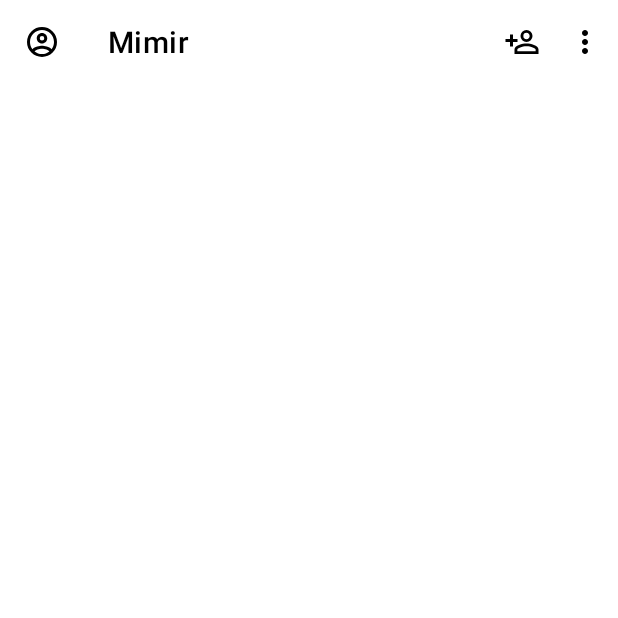
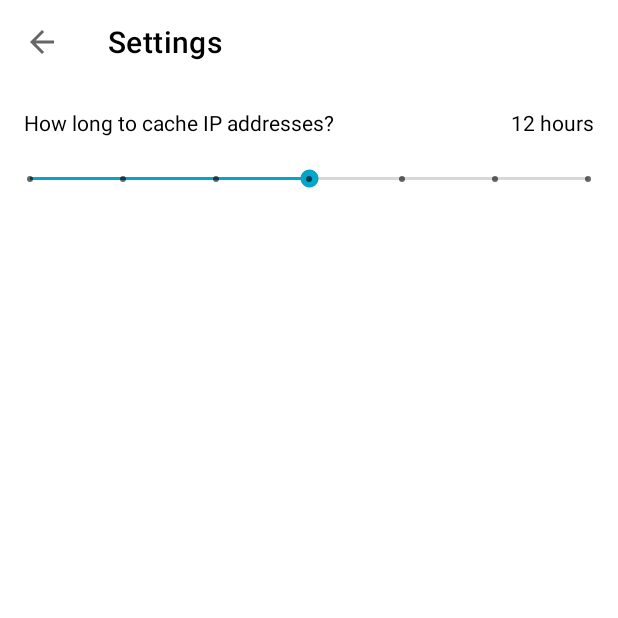
Before and after one commit to Revertron/Mimir, an Android app: the screen it shows after launch (MainActivity before the commit, SettingsActivity after it), in the options menu, after a tap on "Settings", on a phone screen of 412 x 824 dp, the top half of it. Run offline under Robolectric (Android 15) with nearby library versions, the phone set to English and light mode, and no system bars; libraries missing offline, so code that uses them is left out: io.getstream.avatarview, org.bouncycastle.crypto, org.bouncycastle.util.

```diff
--- a/apps/Android/app/build.gradle
+++ b/apps/Android/app/build.gradle
@@ -11,8 +11,8 @@ android {
         applicationId "com.revertron.mimir"
         minSdk 21
         targetSdk 31
-        versionCode 2
-        versionName "1.1"
+        versionCode 3
+        versionName "1.2"
 
         testInstrumentationRunner "androidx.test.runner.AndroidJUnitRunner"
     }
--- a/apps/Android/app/src/main/AndroidManifest.xml
+++ b/apps/Android/app/src/main/AndroidManifest.xml
@@ -35,6 +35,10 @@
             <meta-data android:name="android.support.PARENT_ACTIVITY" android:value=".MainActivity" />
         </activity>
 
+        <activity android:name=".SettingsActivity" android:exported="false" android:parentActivityName=".MainActivity">
+            <meta-data android:name="android.support.PARENT_ACTIVITY" android:value=".MainActivity" />
+        </activity>
+
         <activity android:name=".UriHandlerActivity" android:exported="true" android:parentActivityName=".MainActivity">
             <intent-filter>
                 <action android:name="android.intent.action.VIEW" />
--- a/apps/Android/app/src/main/java/com/revertron/mimir/ChatActivity.kt
+++ b/apps/Android/app/src/main/java/com/revertron/mimir/ChatActivity.kt
@@ -37,7 +37,7 @@ class ChatActivity : BaseActivity(), Toolbar.OnMenuItemClickListener, StorageLis
         val pubkey = intent.getStringExtra("pubkey").apply { if (this == null) finish() }!!
         val name = intent.getStringExtra("name").apply { if (this == null) finish() }!!
         val id = getStorage().getContactId(pubkey)
-        contact = Contact(id, pubkey, name, "", 0)
+        contact = Contact(id, pubkey, name, "", 0L, 0)
 
         supportActionBar?.title = contact.name
         supportActionBar?.setDisplayHomeAsUpEnabled(true)
--- a/apps/Android/app/src/main/java/com/revertron/mimir/MainActivity.kt
+++ b/apps/Android/app/src/main/java/com/revertron/mimir/MainActivity.kt
@@ -11,6 +11,7 @@ import androidx.appcompat.view.ContextThemeWrapper
 import androidx.appcompat.widget.*
 import androidx.recyclerview.widget.LinearLayoutManager
 import androidx.recyclerview.widget.RecyclerView
+import com.revertron.mimir.net.CONNECTION_PORT
 import com.revertron.mimir.storage.StorageListener
 import com.revertron.mimir.ui.Contact
 import com.revertron.mimir.ui.ContactsAdapter
@@ -67,6 +68,10 @@ class MainActivity : BaseActivity(), View.OnClickListener, View.OnLongClickListe
                 val intent = Intent(this, AccountsActivity::class.java)
                 startActivity(intent)
             }
+            R.id.action_settings -> {
+                val intent = Intent(this, SettingsActivity::class.java)
+                startActivity(intent)
+            }
             else -> {
                 Toast.makeText(this, getString(R.string.not_yet_implemented), Toast.LENGTH_SHORT).show()
             }
@@ -85,11 +90,6 @@ class MainActivity : BaseActivity(), View.OnClickListener, View.OnLongClickListe
         if (view.tag != null) {
             val contact = view.tag as Contact
             Log.i(TAG, "Clicked on ${view.tag}")
-            val ips = getStorage().getContactIps(contact.pubkey)
-            if (ips.isEmpty()) {
-                showAddAddressDialog(contact)
-                return
-            }
             val intent = Intent(this, ChatActivity::class.java)
             intent.putExtra("pubkey", contact.pubkey)
             intent.putExtra("name", contact.name)
@@ -156,7 +156,9 @@ class MainActivity : BaseActivity(), View.OnClickListener, View.OnLongClickListe
         builder.setPositiveButton(getString(R.string.contact_add)) { _, _ ->
             val address = address.text.toString()
             val pubkey = pubkey.text.toString() //TODO validate input
-            (application as App).storage.saveIp(pubkey, address, 0)
+            // We add this kind of IPs for 10 days
+            val expiration = getUtcTime() + 86400 * 10
+            (application as App).storage.saveIp(pubkey, address, CONNECTION_PORT, 0, 0, expiration)
         }
         builder.setNegativeButton(getString(R.string.cancel)) { dialog, _ ->
             dialog.cancel()
--- /dev/null
+++ b/apps/Android/app/src/main/java/com/revertron/mimir/SettingsActivity.kt
@@ -0,0 +1,71 @@
+package com.revertron.mimir
+
+import android.content.SharedPreferences
+import android.os.Bundle
+import android.view.View
+import android.widget.SeekBar
+import android.widget.SeekBar.OnSeekBarChangeListener
+import androidx.appcompat.widget.AppCompatTextView
+import androidx.appcompat.widget.Toolbar
+import androidx.preference.PreferenceManager
+
+const val IP_CACHE_TTL = "ip_cache_ttl"
+const val IP_CACHE_PROGRESS = "ip_cache_progress"
+const val IP_CACHE_DEFAULT_TTL = 43200
+
+class SettingsActivity : BaseActivity() {
+
+    private lateinit var preferences: SharedPreferences
+
+    override fun onCreate(savedInstanceState: Bundle?) {
+        super.onCreate(savedInstanceState)
+        setContentView(R.layout.activity_settings)
+
+        val toolbar = findViewById<View>(R.id.toolbar) as Toolbar
+        setSupportActionBar(toolbar)
+        supportActionBar?.setDisplayHomeAsUpEnabled(true)
+
+        preferences = PreferenceManager.getDefaultSharedPreferences(this.baseContext)
+
+        val cacheSelectedText = findViewById<AppCompatTextView>(R.id.ip_cache_selected_text)
+
+        val progress = preferences.getInt(IP_CACHE_PROGRESS, 3)
+        val data = getSeekBarData(progress)
+        cacheSelectedText.text = data.second
+
+        val seekBar = findViewById<SeekBar>(R.id.ip_cache_seekbar)
+        seekBar.progress = progress
+        seekBar.setOnSeekBarChangeListener(object : OnSeekBarChangeListener {
+            override fun onProgressChanged(seekBar: SeekBar?, progress: Int, fromUser: Boolean) {
+                val data = getSeekBarData(progress)
+                cacheSelectedText.text = data.second
+                preferences.edit().apply {
+                    putInt(IP_CACHE_TTL, data.first)
+                    putInt(IP_CACHE_PROGRESS, progress)
+                    commit()
+                }
+            }
+
+            override fun onStartTrackingTouch(seekBar: SeekBar?) {
+                //
+            }
+
+            override fun onStopTrackingTouch(seekBar: SeekBar?) {
+                //
+            }
+
+        })
+    }
+
+    fun getSeekBarData(progress: Int): Pair<Int, String> {
+        return when (progress) {
+            0 -> 3600 to getString(R.string.one_hour)
+            1 -> 10800 to getString(R.string.three_hours)
+            2 -> 21600 to getString(R.string.six_hours)
+            3 -> 43200 to getString(R.string.twelve_hours)
+            4 -> 86400 to getString(R.string.one_day)
+            5 -> 259200 to getString(R.string.three_days)
+            else -> 1296000 to getString(R.string.fifteen_days)
+        }
+    }
+}
--- a/apps/Android/app/src/main/java/com/revertron/mimir/ui/Contact.kt
+++ b/apps/Android/app/src/main/java/com/revertron/mimir/ui/Contact.kt
@@ -1,3 +1,3 @@
 package com.revertron.mimir.ui
 
-data class Contact(val id: Long, val pubkey: String, val name: String, var lastMessage: String, var unread: Int)
+data class Contact(val id: Long, val pubkey: String, val name: String, var lastMessage: String, var lastMessageTime: Long, var unread: Int)
--- a/apps/Android/app/src/main/res/drawable/ic_message_delivered.xml
+++ b/apps/Android/app/src/main/res/drawable/ic_message_delivered.xml
@@ -4,5 +4,5 @@
     android:width="24dp"
     android:viewportWidth="24"
     android:viewportHeight="24">
-    <path android:fillColor="?attr/iconColor" android:pathData="M12 2C6.5 2 2 6.5 2 12S6.5 22 12 22 22 17.5 22 12 17.5 2 12 2M12 20C7.59 20 4 16.41 4 12S7.59 4 12 4 20 7.59 20 12 16.41 20 12 20M16.59 7.58L10 14.17L7.41 11.59L6 13L10 17L18 9L16.59 7.58Z" />
+    <path android:fillColor="?attr/iconColor" android:pathData="M20,12A8,8 0 0,1 12,20A8,8 0 0,1 4,12A8,8 0 0,1 12,4C12.76,4 13.5,4.11 14.2,4.31L15.77,2.74C14.61,2.26 13.34,2 12,2A10,10 0 0,0 2,12A10,10 0 0,0 12,22A10,10 0 0,0 22,12M7.91,10.08L6.5,11.5L11,16L21,6L19.59,4.58L11,13.17L7.91,10.08Z" />
 </vector>
--- /dev/null
+++ b/apps/Android/app/src/main/res/layout/activity_settings.xml
@@ -0,0 +1,58 @@
+<?xml version="1.0" encoding="utf-8"?>
+<androidx.constraintlayout.widget.ConstraintLayout
+    xmlns:android="http://schemas.android.com/apk/res/android"
+    xmlns:app="http://schemas.android.com/apk/res-auto"
+    xmlns:tools="http://schemas.android.com/tools"
+    android:layout_width="match_parent"
+    android:layout_height="match_parent">
+
+    <androidx.appcompat.widget.Toolbar
+        android:id="@+id/toolbar"
+        app:title="@string/action_settings"
+        android:layout_width="0dp"
+        android:layout_height="wrap_content"
+        android:minHeight="?attr/actionBarSize"
+        app:layout_constraintTop_toTopOf="parent"
+        app:layout_constraintLeft_toLeftOf="parent"
+        app:layout_constraintRight_toRightOf="parent" />
+
+    <androidx.appcompat.widget.AppCompatTextView
+        android:id="@+id/ip_cache_title"
+        android:layout_width="0dp"
+        android:layout_height="wrap_content"
+        android:layout_marginStart="16dp"
+        android:layout_marginTop="16dp"
+        android:text="@string/ip_cache_title"
+        app:layout_constraintEnd_toStartOf="@+id/ip_cache_selected_text"
+        app:layout_constraintStart_toStartOf="parent"
+        app:layout_constraintTop_toBottomOf="@id/toolbar" />
+
+    <androidx.appcompat.widget.AppCompatTextView
+        android:id="@+id/ip_cache_selected_text"
+        tools:text="12 hours"
+        android:layout_width="wrap_content"
+        android:layout_height="wrap_content"
+        android:gravity="center_vertical"
+        android:layout_marginTop="16dp"
+        android:layout_marginEnd="16dp"
+        app:layout_constraintEnd_toEndOf="parent"
+        app:layout_constraintTop_toBottomOf="@id/toolbar" />
+
+    <SeekBar
+        android:id="@+id/ip_cache_seekbar"
+        style="@style/Widget.AppCompat.SeekBar.Discrete"
+        android:layout_width="0dp"
+        android:layout_height="40dp"
+        android:layout_marginTop="8dp"
+        android:layout_marginStart="4dp"
+        android:layout_marginEnd="4dp"
+        android:hapticFeedbackEnabled="true"
+        android:max="6"
+        android:mirrorForRtl="false"
+        android:progress="3"
+        app:layout_constraintEnd_toEndOf="parent"
+        app:layout_constraintStart_toStartOf="parent"
+        app:layout_constraintTop_toBottomOf="@id/ip_cache_title" />
+
+
+</androidx.constraintlayout.widget.ConstraintLayout>
--- a/apps/Android/app/src/main/res/values/strings.xml
+++ b/apps/Android/app/src/main/res/values/strings.xml
@@ -43,4 +43,12 @@
     <string name="contact_addition_error">Error adding contact</string>
     <string name="empty_uri">Empty URI</string>
     <string name="unknown_nickname">Unknown</string>
+    <string name="ip_cache_title">How long to cache IP addresses?</string>
+    <string name="one_hour">1 hour</string>
+    <string name="three_hours">3 hours</string>
+    <string name="six_hours">6 hours</string>
+    <string name="twelve_hours">12 hours</string>
+    <string name="one_day">1 day</string>
+    <string name="three_days">3 days</string>
+    <string name="fifteen_days">15 days</string>
 </resources>
```
Also changed, not shown: apps/Android/app/src/main/java/com/revertron/mimir/ConnectionService.kt (+8 -13 lines), apps/Android/app/src/main/java/com/revertron/mimir/net/MimirServer.kt (+85 -27 lines), apps/Android/app/src/main/java/com/revertron/mimir/net/Resolver.kt (added, +140 -0 lines), apps/Android/app/src/main/java/com/revertron/mimir/storage/SqlStorage.kt (+39 -30 lines), apps/Android/app/src/main/java/com/revertron/mimir/storage/Storage.kt (deleted, +0 -57 lines), apps/Android/app/src/main/java/com/revertron/mimir/ui/ContactsAdapter.kt (+19 -0 lines), apps/Android/app/src/main/res/layout/contact_item.xml (+23 -6 lines).
